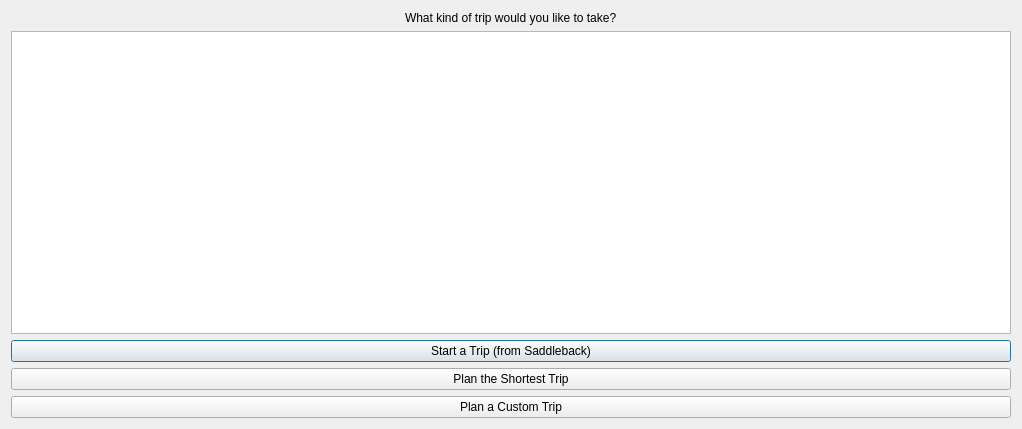
Ling2251/CS1D-College-Tour, file plantripwindow.ui: the form before one commit.
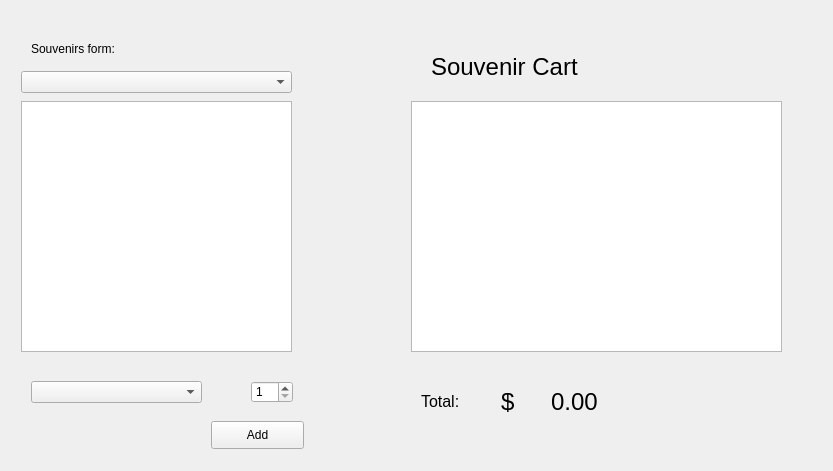
The form after the commit.

Commit message: Added a new stack UI on the second page for displaying the souvenirs buying.

The edit to the form file:
```diff
--- a/plantripwindow.ui
+++ b/plantripwindow.ui
@@ -6,8 +6,8 @@
    <rect>
     <x>0</x>
     <y>0</y>
-    <width>1022</width>
-    <height>429</height>
+    <width>833</width>
+    <height>471</height>
    </rect>
   </property>
   <property name="windowTitle">
@@ -15,34 +15,23 @@
   </property>
   <layout class="QGridLayout" name="gridLayout_2">
    <item row="0" column="0">
-    <layout class="QGridLayout" name="gridLayout">
-     <item row="2" column="0">
-      <layout class="QVBoxLayout" name="verticalLayout">
-       <item>
-        <widget class="QPushButton" name="startTrip">
-         <property name="text">
-          <string>Start a Trip (from Saddleback)</string>
-         </property>
-        </widget>
-       </item>
-       <item>
-        <widget class="QPushButton" name="planShortTrip">
-         <property name="text">
-          <string>Plan the Shortest Trip</string>
-         </property>
-        </widget>
-       </item>
-       <item>
-        <widget class="QPushButton" name="planCustomTrip">
-         <property name="text">
-          <string>Plan a Custom Trip</string>
-         </property>
-        </widget>
-       </item>
-      </layout>
-     </item>
-     <item row="0" column="0" alignment="Qt::AlignHCenter|Qt::AlignVCenter">
+    <widget class="QStackedWidget" name="stackedWidget">
+     <property name="styleSheet">
+      <string notr="true"/>
+     </property>
+     <property name="currentIndex">
+      <number>1</number>
+     </property>
+     <widget class="QWidget" name="StudentSelect">
       <widget class="QLabel" name="label">
+       <property name="geometry">
+        <rect>
+         <x>90</x>
+         <y>30</y>
+         <width>588</width>
+         <height>40</height>
+        </rect>
+       </property>
        <property name="styleSheet">
         <string notr="true">font: 75 20pt &quot;MS Shell Dlg 2&quot;;
 color: rgb(0, 0, 0)</string>
@@ -51,11 +40,209 @@
         <string>What kind of trip would you like to take?</string>
        </property>
       </widget>
-     </item>
-     <item row="1" column="0">
-      <widget class="QListWidget" name="sort_listWidget"/>
-     </item>
-    </layout>
+      <widget class="QPushButton" name="planShortTrip">
+       <property name="geometry">
+        <rect>
+         <x>270</x>
+         <y>130</y>
+         <width>231</width>
+         <height>61</height>
+        </rect>
+       </property>
+       <property name="text">
+        <string>Plan the Shortest Trip</string>
+       </property>
+      </widget>
+      <widget class="QPushButton" name="startTrip">
+       <property name="geometry">
+        <rect>
+         <x>0</x>
+         <y>130</y>
+         <width>231</width>
+         <height>61</height>
+        </rect>
+       </property>
+       <property name="text">
+        <string>Start a Trip (from Saddleback)</string>
+       </property>
+      </widget>
+      <widget class="QPushButton" name="planCustomTrip">
+       <property name="geometry">
+        <rect>
+         <x>550</x>
+         <y>130</y>
+         <width>231</width>
+         <height>61</height>
+        </rect>
+       </property>
+       <property name="text">
+        <string>Plan a Custom Trip</string>
+       </property>
+      </widget>
+     </widget>
+     <widget class="QWidget" name="souvenirShop">
+      <widget class="QPushButton" name="addSouvenir_button">
+       <property name="geometry">
+        <rect>
+         <x>200</x>
+         <y>410</y>
+         <width>93</width>
+         <height>28</height>
+        </rect>
+       </property>
+       <property name="text">
+        <string>Add</string>
+       </property>
+      </widget>
+      <widget class="QSpinBox" name="quantity_spinBox">
+       <property name="geometry">
+        <rect>
+         <x>240</x>
+         <y>370</y>
+         <width>42</width>
+         <height>22</height>
+        </rect>
+       </property>
+       <property name="minimum">
+        <number>1</number>
+       </property>
+      </widget>
+      <widget class="QTableView" name="souv_tableView">
+       <property name="geometry">
+        <rect>
+         <x>10</x>
+         <y>90</y>
+         <width>271</width>
+         <height>251</height>
+        </rect>
+       </property>
+      </widget>
+      <widget class="QLabel" name="total_label">
+       <property name="geometry">
+        <rect>
+         <x>410</x>
+         <y>370</y>
+         <width>56</width>
+         <height>41</height>
+        </rect>
+       </property>
+       <property name="font">
+        <font>
+         <pointsize>12</pointsize>
+        </font>
+       </property>
+       <property name="text">
+        <string>Total:</string>
+       </property>
+      </widget>
+      <widget class="QLabel" name="souvCart_label">
+       <property name="geometry">
+        <rect>
+         <x>420</x>
+         <y>30</y>
+         <width>231</width>
+         <height>51</height>
+        </rect>
+       </property>
+       <property name="font">
+        <font>
+         <pointsize>18</pointsize>
+        </font>
+       </property>
+       <property name="text">
+        <string>Souvenir Cart</string>
+       </property>
+      </widget>
+      <widget class="QTableView" name="souvCart_tableView">
+       <property name="geometry">
+        <rect>
+         <x>400</x>
+         <y>90</y>
+         <width>371</width>
+         <height>251</height>
+        </rect>
+       </property>
+      </widget>
+      <widget class="QLabel" name="souv_label">
+       <property name="geometry">
+        <rect>
+         <x>20</x>
+         <y>30</y>
+         <width>91</width>
+         <height>16</height>
+        </rect>
+       </property>
+       <property name="text">
+        <string>Souvenirs form: </string>
+       </property>
+      </widget>
+      <widget class="QComboBox" name="selectCampus_comboBox">
+       <property name="geometry">
+        <rect>
+         <x>10</x>
+         <y>60</y>
+         <width>271</width>
+         <height>22</height>
+        </rect>
+       </property>
+      </widget>
+      <widget class="QLabel" name="dollarSign">
+       <property name="geometry">
+        <rect>
+         <x>490</x>
+         <y>360</y>
+         <width>31</width>
+         <height>61</height>
+        </rect>
+       </property>
+       <property name="font">
+        <font>
+         <pointsize>18</pointsize>
+        </font>
+       </property>
+       <property name="text">
+        <string>$</string>
+       </property>
+      </widget>
+      <widget class="QLabel" name="totalCart_label">
+       <property name="geometry">
+        <rect>
+         <x>540</x>
+         <y>370</y>
+         <width>231</width>
+         <height>41</height>
+        </rect>
+       </property>
+       <property name="font">
+        <font>
+         <pointsize>18</pointsize>
+        </font>
+       </property>
+       <property name="mouseTracking">
+        <bool>false</bool>
+       </property>
+       <property name="text">
+        <string>0.00</string>
+       </property>
+       <property name="textFormat">
+        <enum>Qt::AutoText</enum>
+       </property>
+       <property name="scaledContents">
+        <bool>false</bool>
+       </property>
+      </widget>
+      <widget class="QComboBox" name="souv_comboBox">
+       <property name="geometry">
+        <rect>
+         <x>20</x>
+         <y>370</y>
+         <width>171</width>
+         <height>22</height>
+        </rect>
+       </property>
+      </widget>
+     </widget>
+    </widget>
    </item>
   </layout>
  </widget>
```
